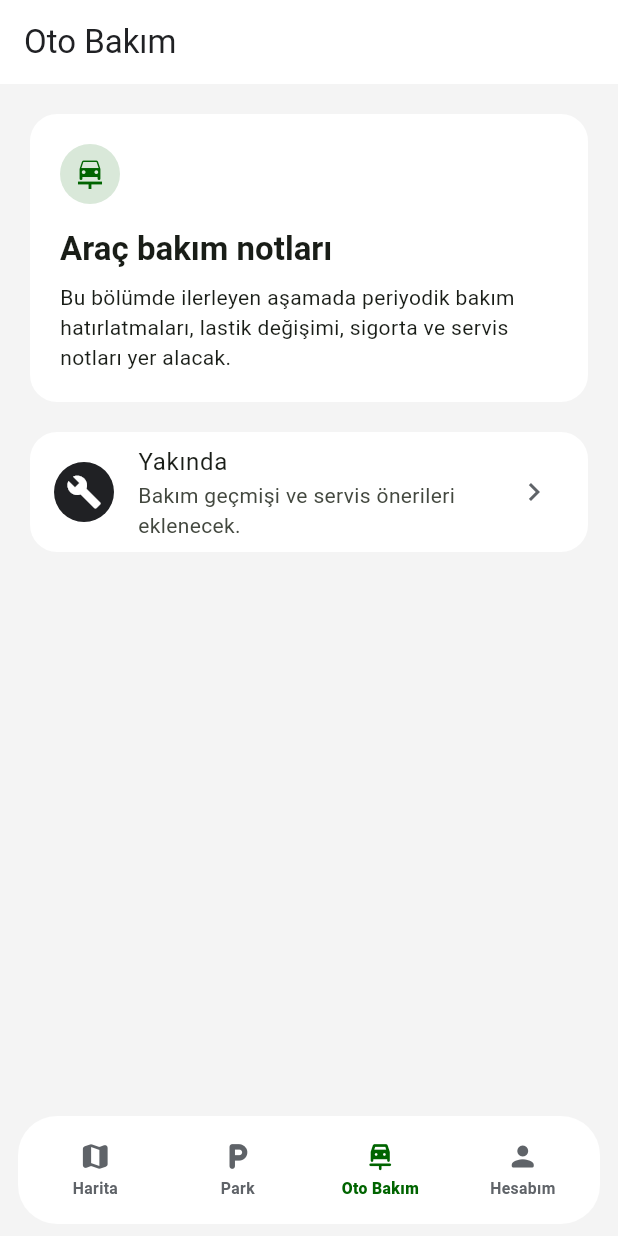
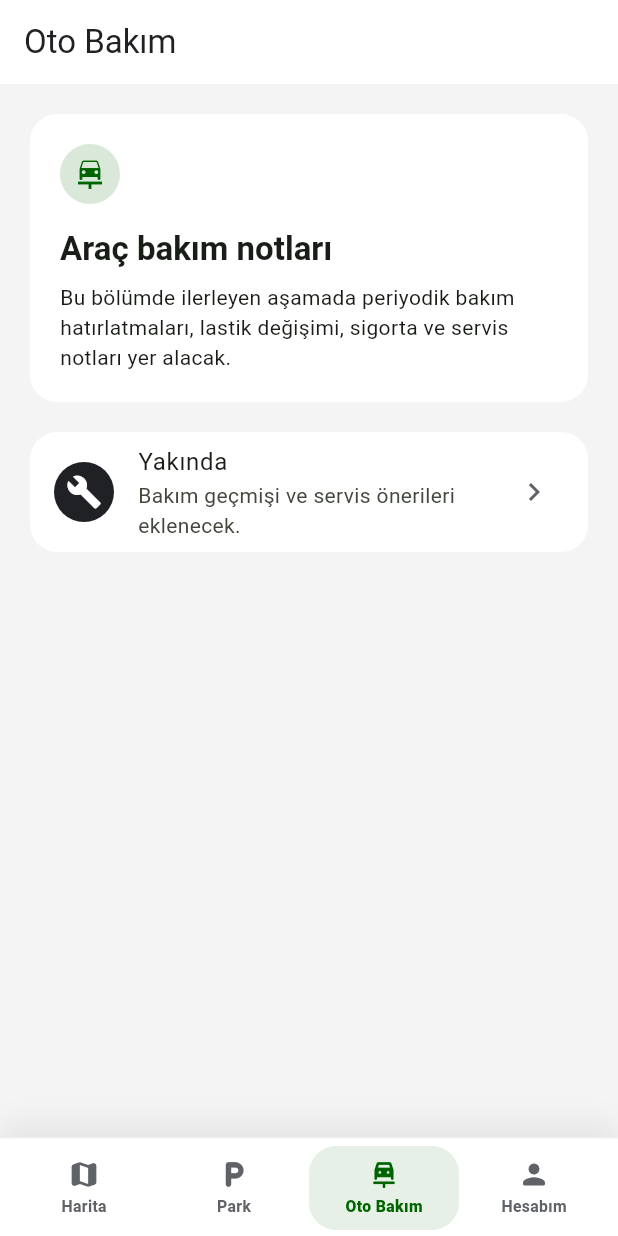
Before and after one commit to ibrahimtoraman/parkgozcu, a Flutter app: the screen it shows once a user with an empty profile is signed in, item 3 of the bottom bar chosen, on a phone screen of 412 x 824 dp. Run offline on Flutter 3.47's test engine with Material 3 defaults, Android fonts, the phone set to English and light mode, and no system bars; our stand-ins replace cached_network_image, cloud_firestore, firebase_auth, firebase_core, firebase_messaging, firebase_storage and 5 more; accounts and stored records are empty.

Commit message:
Improve dark theme, bottom nav, and photo preview dismiss

```diff
--- a/lib/core/theme/app_theme.dart
+++ b/lib/core/theme/app_theme.dart
@@ -24,7 +24,8 @@ class AppTheme {
           backgroundColor: AppColors.red,
           foregroundColor: AppColors.white,
           padding: const EdgeInsets.symmetric(horizontal: 20, vertical: 14),
-          shape: RoundedRectangleBorder(borderRadius: BorderRadius.circular(14)),
+          shape:
+              RoundedRectangleBorder(borderRadius: BorderRadius.circular(14)),
         ),
       ),
       inputDecorationTheme: InputDecorationTheme(
@@ -50,14 +51,14 @@ class AppTheme {
         seedColor: AppColors.red,
         brightness: Brightness.dark,
         primary: AppColors.red,
-        secondary: Colors.white,
-        surface: const Color(0xFF151A15),
+        secondary: const Color(0xFFEAF5EA),
+        surface: const Color(0xFF162016),
       ),
-      scaffoldBackgroundColor: const Color(0xFF0F140F),
+      scaffoldBackgroundColor: const Color(0xFF0B120B),
       appBarTheme: const AppBarTheme(
         centerTitle: false,
-        backgroundColor: Color(0xFF151A15),
-        foregroundColor: Colors.white,
+        backgroundColor: Color(0xFF101A10),
+        foregroundColor: Color(0xFFF3F8F3),
         elevation: 0,
       ),
       filledButtonTheme: FilledButtonThemeData(
@@ -65,22 +66,34 @@ class AppTheme {
           backgroundColor: AppColors.red,
           foregroundColor: AppColors.white,
           padding: const EdgeInsets.symmetric(horizontal: 20, vertical: 14),
-          shape: RoundedRectangleBorder(borderRadius: BorderRadius.circular(14)),
+          shape:
+              RoundedRectangleBorder(borderRadius: BorderRadius.circular(14)),
         ),
       ),
       inputDecorationTheme: InputDecorationTheme(
         filled: true,
-        fillColor: const Color(0xFF1D241D),
+        fillColor: const Color(0xFF1A261A),
+        hintStyle: const TextStyle(color: Color(0xFF9AA69A)),
         border: OutlineInputBorder(
           borderRadius: BorderRadius.circular(14),
           borderSide: BorderSide.none,
         ),
       ),
       cardTheme: CardThemeData(
-        color: const Color(0xFF151A15),
+        color: const Color(0xFF162016),
         elevation: 0,
         shape: RoundedRectangleBorder(borderRadius: BorderRadius.circular(18)),
       ),
+      dividerTheme:
+          DividerThemeData(color: Colors.white.withValues(alpha: 0.08)),
+      listTileTheme: const ListTileThemeData(
+        iconColor: Color(0xFFEAF5EA),
+        textColor: Color(0xFFF3F8F3),
+      ),
+      textTheme: ThemeData.dark().textTheme.apply(
+            bodyColor: const Color(0xFFF3F8F3),
+            displayColor: const Color(0xFFF3F8F3),
+          ),
     );
   }
 }
--- a/lib/core/theme/theme_controller.dart
+++ b/lib/core/theme/theme_controller.dart
@@ -1,7 +1,7 @@
 import 'package:flutter/material.dart';
 
 class ThemeController extends ChangeNotifier {
-  ThemeMode _mode = ThemeMode.system;
+  ThemeMode _mode = ThemeMode.light;
 
   ThemeMode get mode => _mode;
 
--- a/lib/features/profile/presentation/profile_page.dart
+++ b/lib/features/profile/presentation/profile_page.dart
@@ -32,11 +32,9 @@ class ProfileAwareShell extends StatelessWidget {
           ProfilePage(),
         ],
       ),
-      bottomNavigationBar: SafeArea(
-        child: _ModernBottomNav(
+      bottomNavigationBar: _ModernBottomNav(
         selectedIndex: shell.selectedIndex,
         onSelected: shell.selectTab,
-        ),
       ),
     );
   }
@@ -60,13 +58,29 @@ class _ModernBottomNav extends StatelessWidget {
 
   @override
   Widget build(BuildContext context) {
-    return Container(
-      margin: const EdgeInsets.fromLTRB(12, 0, 12, 8),
-      padding: const EdgeInsets.symmetric(horizontal: 4, vertical: 6),
+    final isDark = Theme.of(context).brightness == Brightness.dark;
+    return DecoratedBox(
       decoration: BoxDecoration(
-        color: Colors.white.withValues(alpha: 0.96),
-        borderRadius: BorderRadius.circular(26),
+        color: isDark ? const Color(0xFF101A10) : Colors.white,
+        border: Border(
+          top: BorderSide(
+            color: isDark
+                ? Colors.white.withValues(alpha: 0.08)
+                : Colors.black.withValues(alpha: 0.06),
           ),
+        ),
+        boxShadow: [
+          BoxShadow(
+            color: Colors.black.withValues(alpha: isDark ? 0.18 : 0.08),
+            blurRadius: 18,
+            offset: const Offset(0, -6),
+          ),
+        ],
+      ),
+      child: SafeArea(
+        top: false,
+        child: Padding(
+          padding: const EdgeInsets.fromLTRB(6, 6, 6, 4),
           child: Row(
             children: [
               for (var index = 0; index < _items.length; index++)
@@ -79,6 +93,8 @@ class _ModernBottomNav extends StatelessWidget {
                   ),
                 ),
             ],
+          ),
+        ),
       ),
     );
   }
@@ -99,22 +115,32 @@ class _ModernNavItem extends StatelessWidget {
 
   @override
   Widget build(BuildContext context) {
+    final isDark = Theme.of(context).brightness == Brightness.dark;
+    final inactiveColor =
+        isDark ? const Color(0xFFB6C3B6) : AppColors.mediumGrey;
+
     return InkWell(
-      borderRadius: BorderRadius.circular(24),
+      borderRadius: BorderRadius.circular(18),
       splashColor: Colors.transparent,
       highlightColor: Colors.transparent,
       onTap: onTap,
       child: AnimatedContainer(
         duration: const Duration(milliseconds: 180),
         curve: Curves.easeOut,
-        padding: const EdgeInsets.symmetric(horizontal: 6, vertical: 10),
+        padding: const EdgeInsets.symmetric(horizontal: 4, vertical: 8),
+        decoration: BoxDecoration(
+          color: isSelected
+              ? AppColors.red.withValues(alpha: isDark ? 0.18 : 0.10)
+              : null,
+          borderRadius: BorderRadius.circular(18),
+        ),
         child: Column(
           mainAxisSize: MainAxisSize.min,
           children: [
             Icon(
               icon,
               size: 22,
-              color: isSelected ? AppColors.red : AppColors.mediumGrey,
+              color: isSelected ? AppColors.red : inactiveColor,
             ),
             const SizedBox(height: 3),
             Text(
@@ -124,7 +150,7 @@ class _ModernNavItem extends StatelessWidget {
               style: TextStyle(
                 fontSize: 10.5,
                 fontWeight: isSelected ? FontWeight.w800 : FontWeight.w600,
-                color: isSelected ? AppColors.red : AppColors.mediumGrey,
+                color: isSelected ? AppColors.red : inactiveColor,
               ),
             ),
           ],
@@ -152,7 +178,8 @@ class ParkAreaPage extends StatelessWidget {
                 children: [
                   CircleAvatar(
                     backgroundColor: AppColors.red.withValues(alpha: 0.15),
-                    child: const Icon(Icons.local_parking, color: AppColors.red),
+                    child:
+                        const Icon(Icons.local_parking, color: AppColors.red),
                   ),
                   const SizedBox(height: 16),
                   Text(
@@ -218,7 +245,8 @@ class AutoCarePage extends StatelessWidget {
                 child: Icon(Icons.build, color: Colors.white),
               ),
               title: const Text('Yakında'),
-              subtitle: const Text('Bakım geçmişi ve servis önerileri eklenecek.'),
+              subtitle:
+                  const Text('Bakım geçmişi ve servis önerileri eklenecek.'),
               trailing: Icon(Icons.chevron_right, color: AppColors.mediumGrey),
             ),
           ),
@@ -313,7 +341,8 @@ class ProfilePage extends StatelessWidget {
           const SizedBox(height: 16),
           Card(
             child: ListTile(
-              contentPadding: const EdgeInsets.symmetric(horizontal: 18, vertical: 8),
+              contentPadding:
+                  const EdgeInsets.symmetric(horizontal: 18, vertical: 8),
               leading: const CircleAvatar(
                 backgroundColor: AppColors.red,
                 child: Icon(Icons.history, color: Colors.white),
@@ -356,7 +385,8 @@ class _GuestProfileGate extends StatelessWidget {
                   CircleAvatar(
                     radius: 38,
                     backgroundColor: AppColors.red.withValues(alpha: 0.14),
-                    child: const Icon(Icons.lock_outline, color: AppColors.red, size: 36),
+                    child: const Icon(Icons.lock_outline,
+                        color: AppColors.red, size: 36),
                   ),
                   const SizedBox(height: 16),
                   Text(
@@ -671,7 +701,10 @@ class _InfoTextPage extends StatelessWidget {
                 padding: const EdgeInsets.all(18),
                 child: Text(
                   body,
-                  style: Theme.of(context).textTheme.bodyLarge?.copyWith(height: 1.45),
+                  style: Theme.of(context)
+                      .textTheme
+                      .bodyLarge
+                      ?.copyWith(height: 1.45),
                 ),
               ),
             ),
@@ -694,7 +727,8 @@ class _ReportHistoryCard extends StatelessWidget {
       child: InkWell(
         borderRadius: BorderRadius.circular(18),
         onTap: () => Navigator.of(context).push(
-          MaterialPageRoute(builder: (_) => ReportDetailPage(reportId: report.id)),
+          MaterialPageRoute(
+              builder: (_) => ReportDetailPage(reportId: report.id)),
         ),
         child: Padding(
           padding: const EdgeInsets.all(14),
@@ -709,7 +743,8 @@ class _ReportHistoryCard extends StatelessWidget {
                   children: [
                     Row(
                       children: [
-                        Icon(report.type.icon, color: report.type.color, size: 18),
+                        Icon(report.type.icon,
+                            color: report.type.color, size: 18),
                         const SizedBox(width: 6),
                         Expanded(
                           child: Text(
@@ -738,8 +773,11 @@ class _ReportHistoryCard extends StatelessWidget {
                     ],
                     const SizedBox(height: 8),
                     Text(
-                      DateFormat.yMMMd('tr_TR').add_Hm().format(report.createdAt),
-                      style: const TextStyle(fontSize: 12, color: AppColors.mediumGrey),
+                      DateFormat.yMMMd('tr_TR')
+                          .add_Hm()
+                          .format(report.createdAt),
+                      style: const TextStyle(
+                          fontSize: 12, color: AppColors.mediumGrey),
                     ),
                   ],
                 ),
@@ -770,7 +808,8 @@ class _ReportPhotoPreview extends StatelessWidget {
           borderRadius: BorderRadius.circular(14),
           border: Border.all(color: AppColors.red.withValues(alpha: 0.18)),
         ),
-        child: const Icon(Icons.image_not_supported_outlined, color: AppColors.mediumGrey),
+        child: const Icon(Icons.image_not_supported_outlined,
+            color: AppColors.mediumGrey),
       );
     }
 
@@ -797,7 +836,8 @@ class _ReportPhotoPreview extends StatelessWidget {
                 width: 76,
                 height: 76,
                 color: AppColors.lightGrey,
-                child: const Icon(Icons.broken_image, color: AppColors.mediumGrey),
+                child:
+                    const Icon(Icons.broken_image, color: AppColors.mediumGrey),
               ),
             ),
     );
@@ -848,7 +888,8 @@ class _ProfileHeroCard extends StatelessWidget {
             padding: const EdgeInsets.all(3),
             decoration: BoxDecoration(
               shape: BoxShape.circle,
-              border: Border.all(color: Colors.white.withValues(alpha: 0.55), width: 2),
+              border: Border.all(
+                  color: Colors.white.withValues(alpha: 0.55), width: 2),
             ),
             child: CircleAvatar(
               radius: 36,
@@ -885,7 +926,8 @@ class _ProfileHeroCard extends StatelessWidget {
                 ),
                 const SizedBox(height: 12),
                 Container(
-                  padding: const EdgeInsets.symmetric(horizontal: 10, vertical: 6),
+                  padding:
+                      const EdgeInsets.symmetric(horizontal: 10, vertical: 6),
                   decoration: BoxDecoration(
                     color: Colors.white.withValues(alpha: 0.16),
                     borderRadius: BorderRadius.circular(16),
--- a/lib/features/reports/presentation/report_detail_page.dart
+++ b/lib/features/reports/presentation/report_detail_page.dart
@@ -45,7 +45,8 @@ class ReportDetailPage extends StatelessWidget {
                 Row(
                   children: [
                     CircleAvatar(
-                    backgroundColor: report.type.color.withValues(alpha: 0.15),
+                      backgroundColor:
+                          report.type.color.withValues(alpha: 0.15),
                       child: Icon(report.type.icon, color: report.type.color),
                     ),
                     const SizedBox(width: 12),
@@ -55,11 +56,16 @@ class ReportDetailPage extends StatelessWidget {
                         children: [
                           Text(
                             report.type.label,
-                          style: Theme.of(context).textTheme.titleLarge?.copyWith(
+                            style: Theme.of(context)
+                                .textTheme
+                                .titleLarge
+                                ?.copyWith(
                                   fontWeight: FontWeight.bold,
                                 ),
                           ),
-                        Text(DateFormat.yMMMMd('tr_TR').add_Hm().format(report.createdAt)),
+                          Text(DateFormat.yMMMMd('tr_TR')
+                              .add_Hm()
+                              .format(report.createdAt)),
                         ],
                       ),
                     ),
@@ -88,7 +94,9 @@ class ReportDetailPage extends StatelessWidget {
                   child: Row(
                     children: [
                       Expanded(child: Text('${report.verifyCount} doğrulama')),
-                    Expanded(child: Text('${report.falseReportCount} yanlış bilgi bildirimi')),
+                      Expanded(
+                          child: Text(
+                              '${report.falseReportCount} yanlış bilgi bildirimi')),
                     ],
                   ),
                 ),
@@ -191,7 +199,8 @@ class _ImageGalleryState extends State<_ImageGallery> {
                   borderRadius: BorderRadius.circular(18),
                 ),
                 child: Padding(
-                  padding: const EdgeInsets.symmetric(horizontal: 10, vertical: 6),
+                  padding:
+                      const EdgeInsets.symmetric(horizontal: 10, vertical: 6),
                   child: Text(
                     '${_index + 1} / ${urls.length}',
                     style: const TextStyle(
@@ -217,7 +226,8 @@ class _ImageGalleryState extends State<_ImageGallery> {
               bottom: 0,
               child: _GalleryArrow(
                 icon: Icons.chevron_right,
-                onTap: _index >= urls.length - 1 ? null : () => _goTo(_index + 1),
+                onTap:
+                    _index >= urls.length - 1 ? null : () => _goTo(_index + 1),
               ),
             ),
           ],
@@ -262,6 +272,8 @@ class _PhotoPreviewDialog extends StatefulWidget {
 class _PhotoPreviewDialogState extends State<_PhotoPreviewDialog> {
   late final PageController _controller;
   late int _index;
+  double _verticalDrag = 0;
+  bool _dismissedByDrag = false;
 
   @override
   void initState() {
@@ -280,6 +292,26 @@ class _PhotoPreviewDialogState extends State<_PhotoPreviewDialog> {
   Widget build(BuildContext context) {
     return Dialog.fullscreen(
       backgroundColor: Colors.black,
+      child: GestureDetector(
+        behavior: HitTestBehavior.translucent,
+        onVerticalDragUpdate: (details) {
+          if (details.delta.dy <= 0) return;
+          _verticalDrag += details.delta.dy;
+          if (_verticalDrag > 120 && !_dismissedByDrag) {
+            _dismissedByDrag = true;
+            Navigator.of(context).pop();
+          }
+        },
+        onVerticalDragEnd: (details) {
+          if (details.primaryVelocity != null &&
+              details.primaryVelocity! > 700 &&
+              !_dismissedByDrag) {
+            _dismissedByDrag = true;
+            Navigator.of(context).pop();
+          }
+          _verticalDrag = 0;
+        },
+        onVerticalDragCancel: () => _verticalDrag = 0,
         child: Stack(
           children: [
             PageView.builder(
@@ -311,7 +343,8 @@ class _PhotoPreviewDialogState extends State<_PhotoPreviewDialog> {
                       borderRadius: BorderRadius.circular(18),
                     ),
                     child: Padding(
-                    padding: const EdgeInsets.symmetric(horizontal: 12, vertical: 6),
+                      padding: const EdgeInsets.symmetric(
+                          horizontal: 12, vertical: 6),
                       child: Text(
                         '${_index + 1} / ${widget.urls.length}',
                         style: const TextStyle(
@@ -338,7 +371,9 @@ class _PhotoPreviewDialogState extends State<_PhotoPreviewDialog> {
                 bottom: 0,
                 child: _GalleryArrow(
                   icon: Icons.chevron_right,
-                onTap: _index >= widget.urls.length - 1 ? null : () => _goTo(_index + 1),
+                  onTap: _index >= widget.urls.length - 1
+                      ? null
+                      : () => _goTo(_index + 1),
                 ),
               ),
             ],
@@ -351,6 +386,7 @@ class _PhotoPreviewDialogState extends State<_PhotoPreviewDialog> {
               ),
             ),
           ],
+        ),
       ),
     );
   }
@@ -653,12 +689,16 @@ class _VoteButton extends StatelessWidget {
           overflow: TextOverflow.ellipsis,
         ),
         style: OutlinedButton.styleFrom(
-          backgroundColor: isSelected ? AppColors.red.withValues(alpha: 0.10) : null,
+          backgroundColor:
+              isSelected ? AppColors.red.withValues(alpha: 0.10) : null,
           foregroundColor: isSelected ? AppColors.red : AppColors.darkGrey,
           side: BorderSide(
-            color: isSelected ? AppColors.red : AppColors.mediumGrey.withValues(alpha: 0.32),
+            color: isSelected
+                ? AppColors.red
+                : AppColors.mediumGrey.withValues(alpha: 0.32),
           ),
-          shape: RoundedRectangleBorder(borderRadius: BorderRadius.circular(16)),
+          shape:
+              RoundedRectangleBorder(borderRadius: BorderRadius.circular(16)),
         ),
       ),
     );
--- a/pubspec.yaml
+++ b/pubspec.yaml
@@ -1,7 +1,7 @@
 name: parkgozcu
 description: Park cezasi ve arac cekilme noktalarini toplulukla paylasan mobil uygulama.
 publish_to: "none"
-version: 0.1.1+13
+version: 0.1.1+14
 
 environment:
   sdk: ">=3.4.0 <4.0.0"
```
Lines whose indentation alone changed are shown as unchanged.
